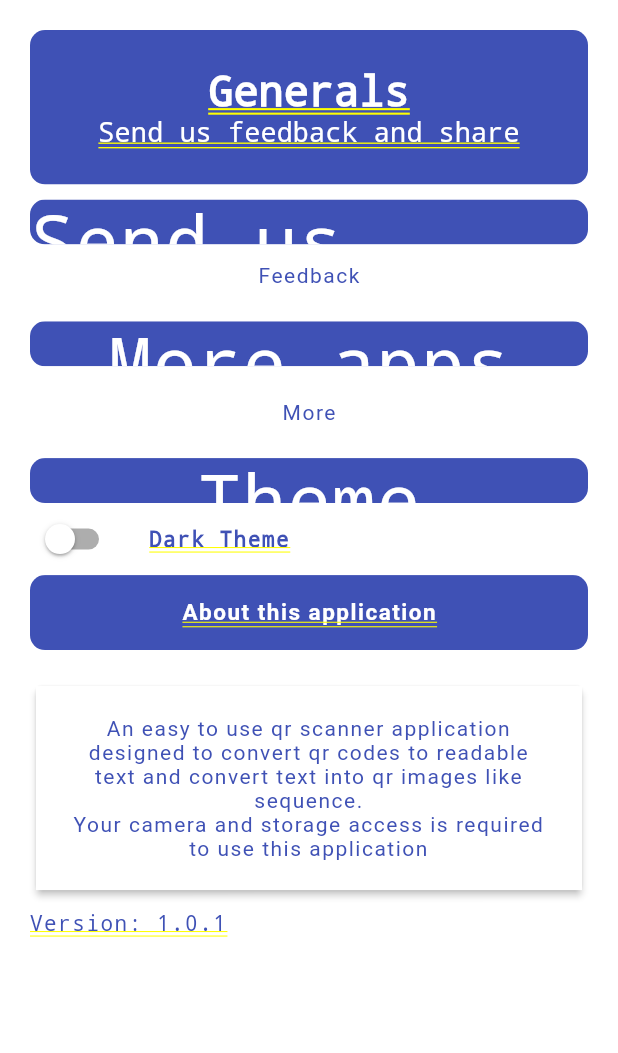
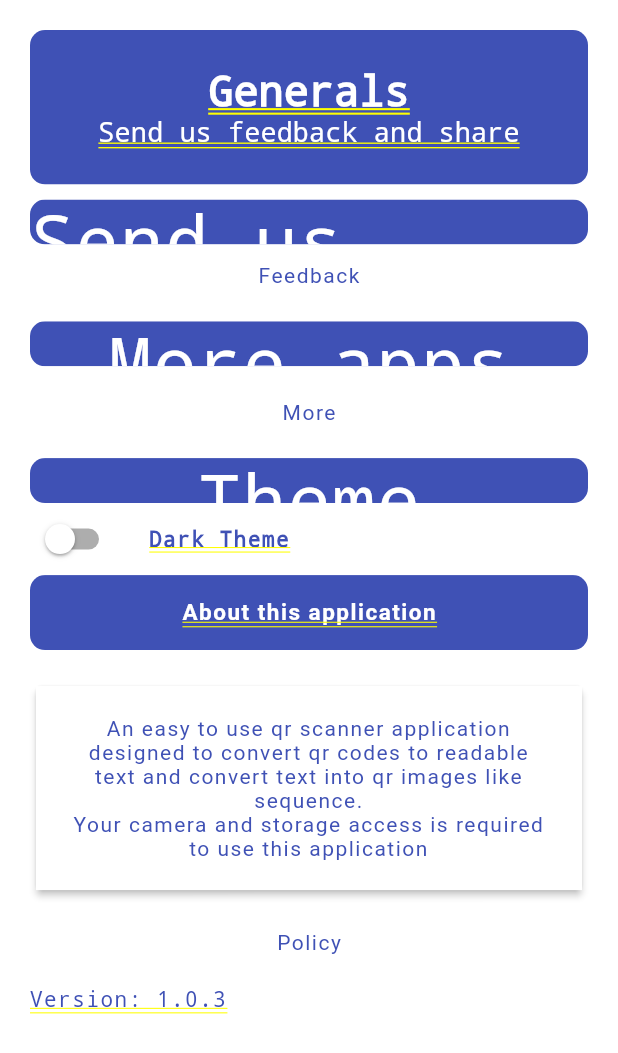
Before and after one commit to MeshackT/scanner, a Flutter app: the MoreHome screen opened by its route, on a phone screen of 412 x 824 dp. Shown: the top 1053 px of the screen. Run offline on Flutter 3.47's test engine with Material 2 defaults, Android fonts, the phone set to English and light mode, and no system bars; our stand-ins replace fluttertoast, google_nav_bar, image_gallery_saver, logger, qr_flutter, screenshot and 2 more; missing offline and left inert: esys_flutter_share_plus, flutter_barcode_scanner, flutter_share; accounts and stored records are empty; Roboto replaces fonts that are missing (Apple SD Gothic Neo, Poppins).

```diff
--- a/lib/CreateHome.dart
+++ b/lib/CreateHome.dart
@@ -211,7 +211,7 @@ class _CreateHomeState extends State<CreateHome> {
                         child: Screenshot(
                           controller: screenshotController,
                           child: Container(
-                            // color: Theme.of(context).primaryColorLight,
+                            color: Colors.white,
                             child: Center(
                               child: QrImageView(
                                 data: qrText,
--- a/lib/MoreHome.dart
+++ b/lib/MoreHome.dart
@@ -2,6 +2,7 @@ import 'package:flutter/material.dart';
 import 'package:flutter_share/flutter_share.dart';
 import 'package:fluttertoast/fluttertoast.dart';
 import 'package:scanner/Reuse.dart';
+import 'package:url_launcher/url_launcher.dart';
 
 import 'feedbackclass.dart';
 
@@ -19,13 +20,23 @@ class MoreHome extends StatefulWidget {
 }
 
 class _MoreHomeState extends State<MoreHome> {
+  Future<void>? _launched;
+
+  Future<void> _launchInBrowser(Uri url) async {
+    if (!await launchUrl(
+      url,
+      mode: LaunchMode.externalApplication,
+    )) {
+      throw Exception('Could not launch $url');
+    }
+  }
+
   @override
   Widget build(BuildContext context) {
     return SafeArea(
       child: SingleChildScrollView(
         child: Container(
           width: MediaQuery.of(context).size.width,
-          height: MediaQuery.of(context).size.height,
           color: Theme.of(context).primaryColorLight,
           child: Padding(
             padding: const EdgeInsets.symmetric(horizontal: 20, vertical: 20),
@@ -212,12 +223,39 @@ class _MoreHomeState extends State<MoreHome> {
                   ),
                 ),
                 Reuse.spaceBetween(),
+                ClipRRect(
+                  borderRadius: BorderRadius.circular(10.0),
+                  child: Container(
+                    color: Theme.of(context).primaryColorLight,
+                    width: MediaQuery.of(context).size.width,
+                    height: MediaQuery.of(context).size.height / 20,
+                    child: TextButton(
+                      onPressed: () async {
+                        String url =
+                            'https://github.com/MeshackT/Policies/blob/main/Privacy-QR%20Scanner%20FSH.md';
+                        FlutterShare.share(
+                          title: 'View policy',
+                          chooserTitle: "Policy",
+                          linkUrl: url,
+                        );
+                      },
+                      child: Text(
+                        "Policy",
+                        textAlign: TextAlign.left,
+                        style: textStyleText.copyWith(
+                            color: Theme.of(context).primaryColor),
+                      ),
+                    ),
+                  ),
+                ),
+                Reuse.spaceBetween(),
                 Text(
-                  "Version: 1.0.1",
+                  "Version: 1.0.3",
                   textAlign: TextAlign.center,
                   style: textStyleText.copyWith(
                       fontSize: 14, color: Theme.of(context).primaryColor),
-                )
+                ),
+                Reuse.spaceBetween(),
               ],
             ),
           ),
--- a/pubspec.yaml
+++ b/pubspec.yaml
@@ -16,7 +16,7 @@ publish_to: 'none' # Remove this line if you wish to publish to pub.dev
 # https://developer.apple.com/library/archive/documentation/General/Reference/InfoPlistKeyReference/Articles/CoreFoundationKeys.html
 # In Windows, build-name is used as the major, minor, and patch parts
 # of the product and file versions while build-number is used as the build suffix.
-version: 1.0.2
+version: 1.0.3
 
 environment:
   sdk: '>=2.19.6 <3.0.0'
```
Also changed, not shown: lib/HistoryHome.dart (+9 -10 lines), lib/ScannerHome.dart (+27 -0 lines), lib/main.dart (+0 -27 lines), 7 other files.
